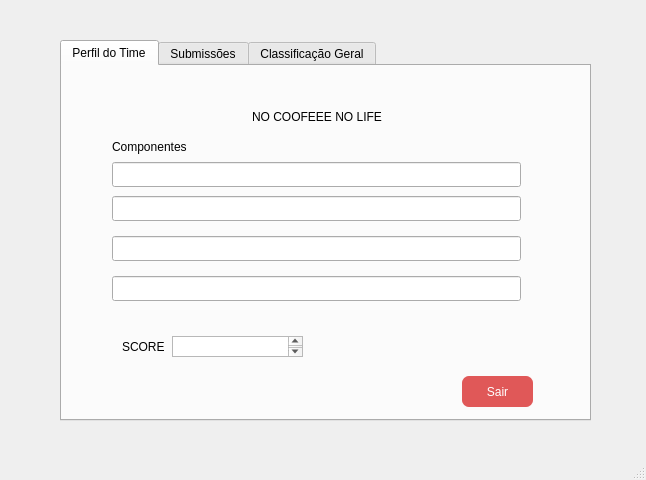
Samuel-OR/Snake_Mouth, file pages.ui/UserTeam.ui: the form before one commit.
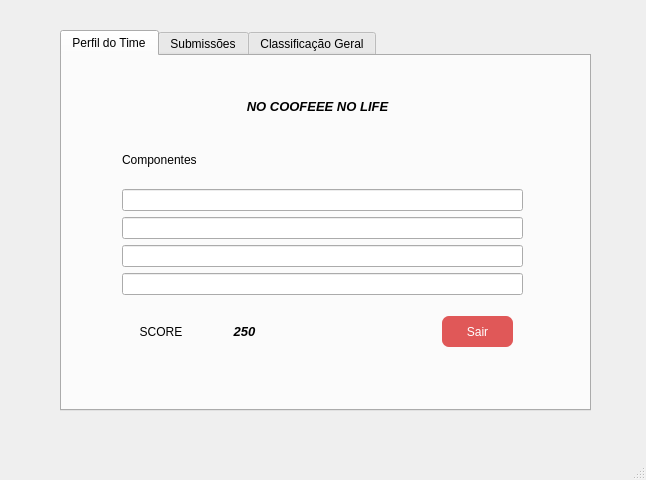
The form after the commit. The open tabs and pages were chosen to show the change.

Commit message: Atualização Tela

What changed in the file:
```diff
--- a/pages.ui/UserTeam.ui
+++ b/pages.ui/UserTeam.ui
@@ -18,7 +18,7 @@
     <property name="geometry">
      <rect>
       <x>60</x>
-      <y>40</y>
+      <y>30</y>
       <width>531</width>
       <height>381</height>
      </rect>
@@ -30,60 +30,35 @@
      <attribute name="title">
       <string>Perfil do Time</string>
      </attribute>
-     <widget class="QLabel" name="label">
-      <property name="geometry">
-       <rect>
-        <x>50</x>
-        <y>70</y>
-        <width>91</width>
-        <height>21</height>
-       </rect>
-      </property>
-      <property name="text">
-       <string>Componentes</string>
-      </property>
-     </widget>
      <widget class="QLabel" name="label_2">
       <property name="geometry">
        <rect>
-        <x>190</x>
+        <x>160</x>
         <y>40</y>
         <width>191</width>
         <height>21</height>
        </rect>
       </property>
+      <property name="font">
+       <font>
+        <pointsize>10</pointsize>
+        <weight>75</weight>
+        <italic>true</italic>
+        <bold>true</bold>
+       </font>
+      </property>
       <property name="text">
        <string>NO COOFEEE NO LIFE</string>
       </property>
-     </widget>
-     <widget class="QLabel" name="label_3">
-      <property name="geometry">
-       <rect>
-        <x>60</x>
-        <y>270</y>
-        <width>71</width>
-        <height>21</height>
-       </rect>
-      </property>
-      <property name="text">
-       <string>SCORE</string>
-      </property>
-     </widget>
-     <widget class="QTextBrowser" name="textBrowser">
-      <property name="geometry">
-       <rect>
-        <x>110</x>
-        <y>270</y>
-        <width>131</width>
-        <height>21</height>
-       </rect>
+      <property name="alignment">
+       <set>Qt::AlignCenter</set>
       </property>
      </widget>
      <widget class="QPushButton" name="pushButton_7">
       <property name="geometry">
        <rect>
-        <x>400</x>
-        <y>310</y>
+        <x>380</x>
+        <y>260</y>
         <width>71</width>
         <height>31</height>
        </rect>
@@ -98,45 +73,76 @@
        <string>Sair</string>
       </property>
      </widget>
-     <widget class="QLineEdit" name="lineEdit_5">
+     <widget class="QWidget" name="verticalLayoutWidget_2">
       <property name="geometry">
        <rect>
-        <x>50</x>
-        <y>210</y>
-        <width>409</width>
-        <height>25</height>
+        <x>60</x>
+        <y>80</y>
+        <width>401</width>
+        <height>159</height>
        </rect>
       </property>
+      <layout class="QVBoxLayout" name="verticalLayout_2">
+       <item>
+        <widget class="QLabel" name="label">
+         <property name="text">
+          <string>Componentes</string>
+         </property>
+        </widget>
+       </item>
+       <item>
+        <widget class="QLineEdit" name="lineEdit_1"/>
+       </item>
+       <item>
+        <widget class="QLineEdit" name="lineEdit_3"/>
+       </item>
+       <item>
+        <widget class="QLineEdit" name="lineEdit_4"/>
+       </item>
+       <item>
+        <widget class="QLineEdit" name="lineEdit_5"/>
+       </item>
+      </layout>
      </widget>
-     <widget class="QLineEdit" name="lineEdit_1">
+     <widget class="QWidget" name="horizontalLayoutWidget_3">
       <property name="geometry">
        <rect>
-        <x>50</x>
-        <y>96</y>
-        <width>409</width>
-        <height>25</height>
+        <x>60</x>
+        <y>260</y>
+        <width>161</width>
+        <height>31</height>
        </rect>
       </property>
-     </widget>
-     <widget class="QLineEdit" name="lineEdit_3">
-      <property name="geometry">
-       <rect>
-        <x>50</x>
-        <y>130</y>
-        <width>409</width>
-        <height>25</height>
-       </rect>
-      </property>
-     </widget>
-     <widget class="QLineEdit" name="lineEdit_4">
-      <property name="geometry">
-       <rect>
-        <x>50</x>
-        <y>170</y>
-        <width>409</width>
-        <height>25</height>
-       </rect>
-      </property>
+      <layout class="QHBoxLayout" name="horizontalLayout_4">
+       <item>
+        <widget class="QLabel" name="label_3">
+         <property name="text">
+          <string>SCORE</string>
+         </property>
+         <property name="alignment">
+          <set>Qt::AlignCenter</set>
+         </property>
+        </widget>
+       </item>
+       <item>
+        <widget class="QLabel" name="label_8">
+         <property name="font">
+          <font>
+           <pointsize>10</pointsize>
+           <weight>75</weight>
+           <italic>true</italic>
+           <bold>true</bold>
+          </font>
+         </property>
+         <property name="text">
+          <string>250</string>
+         </property>
+         <property name="alignment">
+          <set>Qt::AlignCenter</set>
+         </property>
+        </widget>
+       </item>
+      </layout>
      </widget>
     </widget>
     <widget class="QWidget" name="tab_2">
```
Left out of the diff: 152 changed lines with no effect on the pictures. The commit also changes 3 other files.
